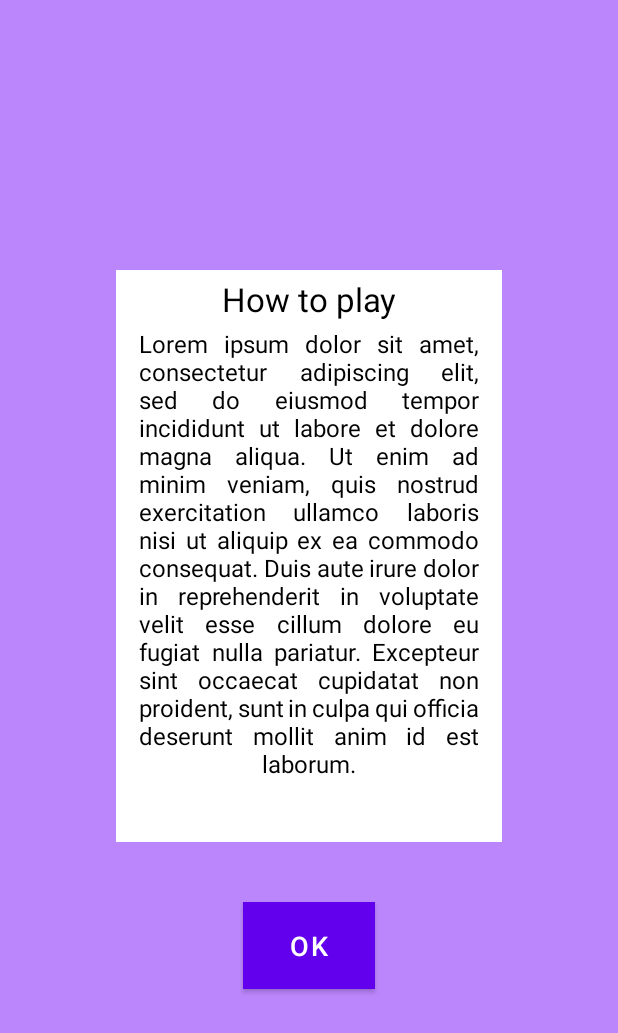
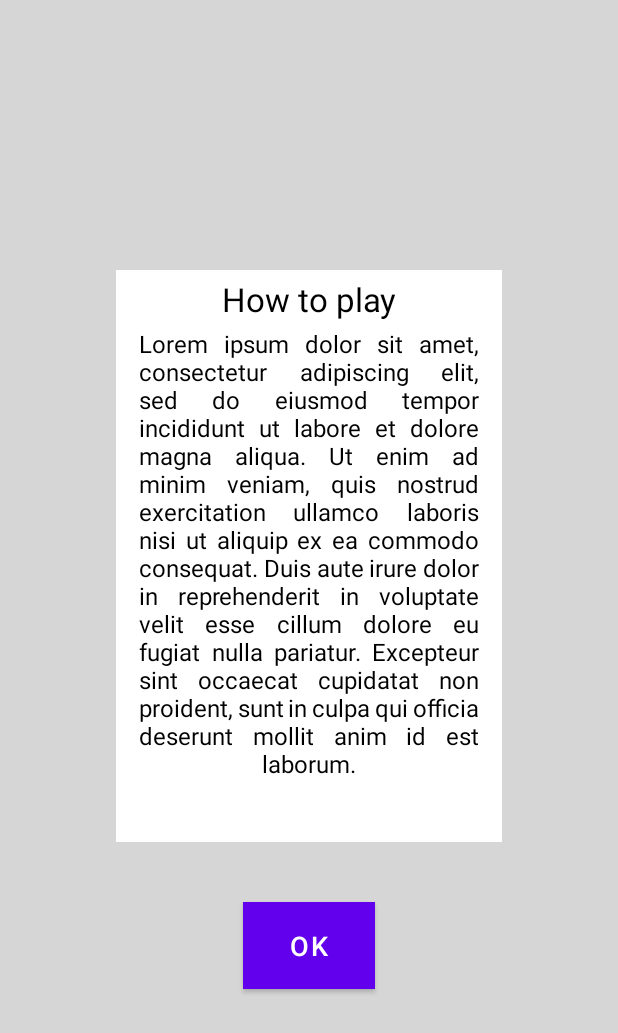
Before and after one commit to bubasara/quizy-peasy, an Android app: the fragment HowToPlayDialog shown on its own in the app's theme, on a phone screen of 412 x 824 dp. Shown: the top 1033 px of the screen. Run offline under Robolectric (Android 15) with nearby library versions, the phone set to English and light mode, and no system bars.

Commit message:
minor changes

```diff
--- a/app/src/main/res/layout/dialog_how_to_play.xml
+++ b/app/src/main/res/layout/dialog_how_to_play.xml
@@ -60,10 +60,9 @@
     <ImageView
         android:layout_width="match_parent"
         android:layout_height="match_parent"
-        android:background="@color/purple_200"/>
+        android:background="@drawable/bg_main"/>
 
     <!--    dialog  -->
-    <!--    todo round edges    -->
     <!--    todo font family    -->
     <!--    todo justification   -->
     <androidx.constraintlayout.widget.ConstraintLayout
```
